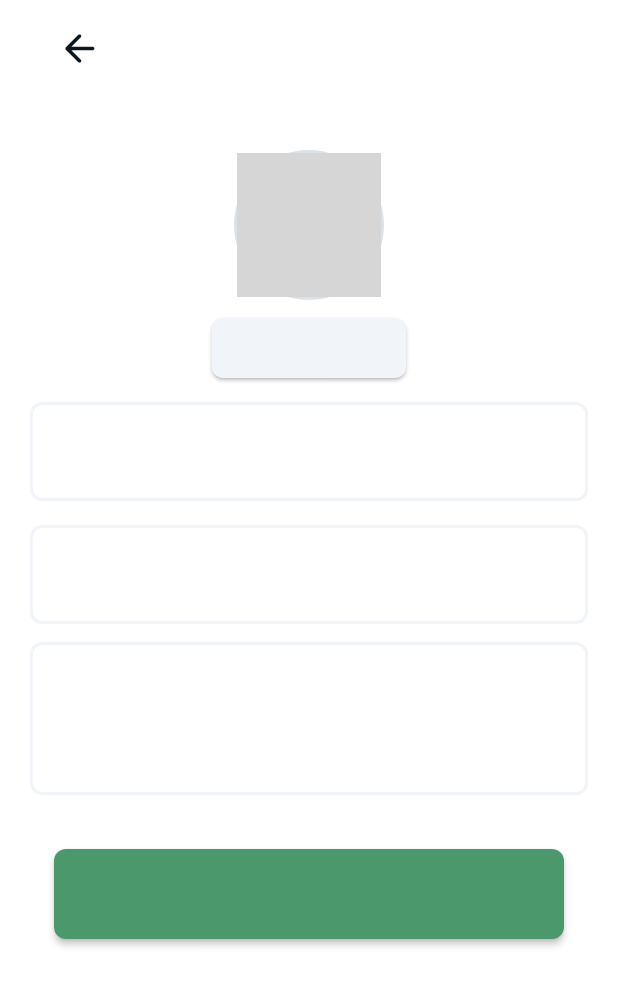
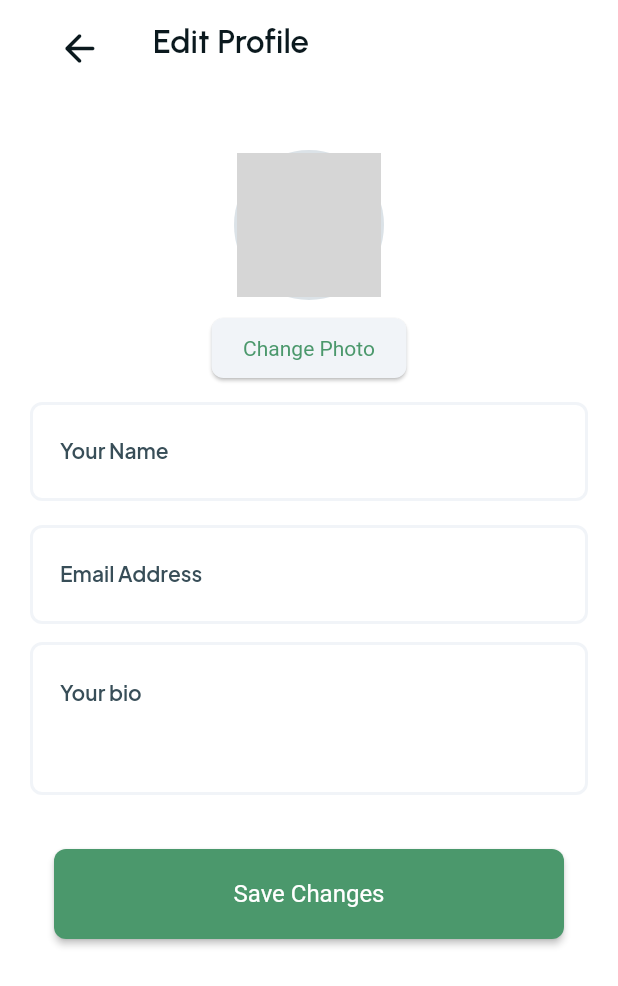
Before and after one commit to THE-TEAM-com-tn/team_elearny, a Flutter app: the EditUserProfilePageWidget screen opened directly, on a phone screen of 412 x 824 dp. Shown: the top 986 px of the screen. Run offline on Flutter 3.47's test engine with Material 2 defaults, Android fonts, the phone set to English and light mode, and no system bars; drawn by our look-alikes of auto_size_text; our stand-ins replace badges, cached_network_image, expandable, file_picker, fl_chart, flutter_animate and 11 more; missing offline and left inert: emoji_flag_converter, json_path, mime_type; accounts and stored records are empty; network calls fail; Roboto replaces fonts that are missing (Lexend Deca); grey boxes are pictures that could not be loaded.

Commit message:
Commit 1 - (update) Adding User Profile Page
Commit 1 - (update) Adding User Profile Page

- updated the UI
- updated redirections ( settings page buttons )
- updated internationalization

```diff
--- a/lib/edit_user_profile_page/edit_user_profile_page_widget.dart
+++ b/lib/edit_user_profile_page/edit_user_profile_page_widget.dart
@@ -92,7 +92,7 @@ class _EditUserProfilePageWidgetState extends State<EditUserProfilePageWidget> {
                                   24.0, 0.0, 0.0, 10.0),
                               child: Text(
                                 FFLocalizations.of(context).getText(
-                                  'qsrv5qc6' /* Edit Profile */,
+                                  'edit_profile_text' /* Edit Profile */,
                                 ),
                                 style: FFTheme.of(context)
                                     .title2
@@ -198,7 +198,7 @@ class _EditUserProfilePageWidgetState extends State<EditUserProfilePageWidget> {
                       }
                     },
                     text: FFLocalizations.of(context).getText(
-                      'u64ypiij' /* Change Photo */,
+                      'change_photo_text' /* Change Photo */,
                     ),
                     options: FFButtonOptions(
                       width: 130.0,
@@ -235,7 +235,7 @@ class _EditUserProfilePageWidgetState extends State<EditUserProfilePageWidget> {
                 obscureText: false,
                 decoration: InputDecoration(
                   labelText: FFLocalizations.of(context).getText(
-                    '90qsy71v' /* Your Name */,
+                    'your_name_text' /* Your Name */,
                   ),
                   labelStyle: FFTheme.of(context).bodyText2,
                   hintStyle: FFTheme.of(context).bodyText2,
@@ -285,7 +285,7 @@ class _EditUserProfilePageWidgetState extends State<EditUserProfilePageWidget> {
                 obscureText: false,
                 decoration: InputDecoration(
                   labelText: FFLocalizations.of(context).getText(
-                    '62ow7hjo' /* Email Address */,
+                    'email_address_text' /* Email Address */,
                   ),
                   labelStyle: FFTheme.of(context).bodyText2,
                   hintStyle: FFTheme.of(context).bodyText2,
@@ -337,7 +337,7 @@ class _EditUserProfilePageWidgetState extends State<EditUserProfilePageWidget> {
                 decoration: InputDecoration(
                   labelStyle: FFTheme.of(context).bodyText2,
                   hintText: FFLocalizations.of(context).getText(
-                    'w9eo3ba5' /* Your bio */,
+                    'your_bio_text' /* Your bio */,
                   ),
                   hintStyle: FFTheme.of(context).bodyText2,
                   enabledBorder: OutlineInputBorder(
@@ -389,7 +389,7 @@ class _EditUserProfilePageWidgetState extends State<EditUserProfilePageWidget> {
                     context.pop();
                   },
                   text: FFLocalizations.of(context).getText(
-                    'o9wkx4t1' /* Save Changes */,
+                    'save_changes_text' /* Save Changes */,
                   ),
                   options: FFButtonOptions(
                     width: 340.0,
--- a/lib/flutter_utils/internationalization.dart
+++ b/lib/flutter_utils/internationalization.dart
@@ -1048,6 +1048,41 @@ final kTranslationsMap = <Map<String, Map<String, String>>>[
       'fr': 'Supprimer',
     },
   },
+
+
+// EditUserProfilePage
+
+  {
+    'edit_profile_text': {
+      'en': 'Edit Profile',
+      'fr': 'Modifier le profil',
+    },
+    'change_photo_text': {
+      'en': 'Change Photo',
+      'fr': 'Changer de photo',
+    },
+
+    'your_name_text': {
+      'en': 'Your Name',
+      'fr': 'Votre nom',
+    },
+    'email_address_text': {
+      'en': 'Email Address',
+      'fr': 'Adresse e-mail',
+    },
+    'your_bio_text': {
+      'en': 'Your bio',
+      'fr': 'Votre bio',
+    },
+    'save_changes_text': {
+      'en': 'Save Changes',
+      'fr': 'Enregistrer',
+    },
+  },
+
+
+
+
   // expandable_detail_component
   {
     'jhhrgpny': {
--- a/lib/flutter_utils/nav/nav.dart
+++ b/lib/flutter_utils/nav/nav.dart
@@ -95,6 +95,12 @@ GoRouter createRouter(AppStateNotifier appStateNotifier) => GoRouter(
               builder: (context, params) => params.isEmpty
                   ? NavBarPage(initialPage: 'LessonPage')
                   : LessonPageWidget(),
+            ),
+
+            FFRoute(
+              name: 'EditUserProfilePage',
+              path: 'editUserProfilePage',
+              builder: (context, params) => EditUserProfilePageWidget(),
             ),
             FFRoute(
               name: 'SettingsPage',
--- a/lib/index.dart
+++ b/lib/index.dart
@@ -1,11 +1,16 @@
 // Export pages
 export 'sample_page/sample_page_widget.dart' show SamplePageWidget;
+
 export 'home_page/home_page_widget.dart' show HomePageWidget;
-export 'product_details_page/product_details_page_widget.dart'
-    show ProductDetailsPageWidget;
-export 'users_and_group_page/users_and_group_page_widget.dart'
-    show UsersAndGroupPageWidget;
-export 'training_details_page/training_details_page_widget.dart'
-    show TrainingDetailsPageWidget;
+
+export 'product_details_page/product_details_page_widget.dart' show ProductDetailsPageWidget;
+
+export 'users_and_group_page/users_and_group_page_widget.dart' show UsersAndGroupPageWidget;
+
+export 'training_details_page/training_details_page_widget.dart' show TrainingDetailsPageWidget;
+
 export 'lesson_page/lesson_page_widget.dart' show LessonPageWidget;
+
 export 'settings_page/settings_page_widget.dart' show SettingsPageWidget;
+
+export 'edit_user_profile_page/edit_user_profile_page_widget.dart' show EditUserProfilePageWidget;
--- a/lib/main.dart
+++ b/lib/main.dart
@@ -111,6 +111,7 @@ class _NavBarPageState extends State<NavBarPage> {
       'LessonPage': LessonPageWidget(),
       'SettingsPage': SettingsPageWidget(),
       'SamplePage': SamplePageWidget(),
+      'EditUserProfilePage': EditUserProfilePageWidget(),
     };
     final currentIndex = tabs.keys.toList().indexOf(_currentPageName);
     return Scaffold(
```
